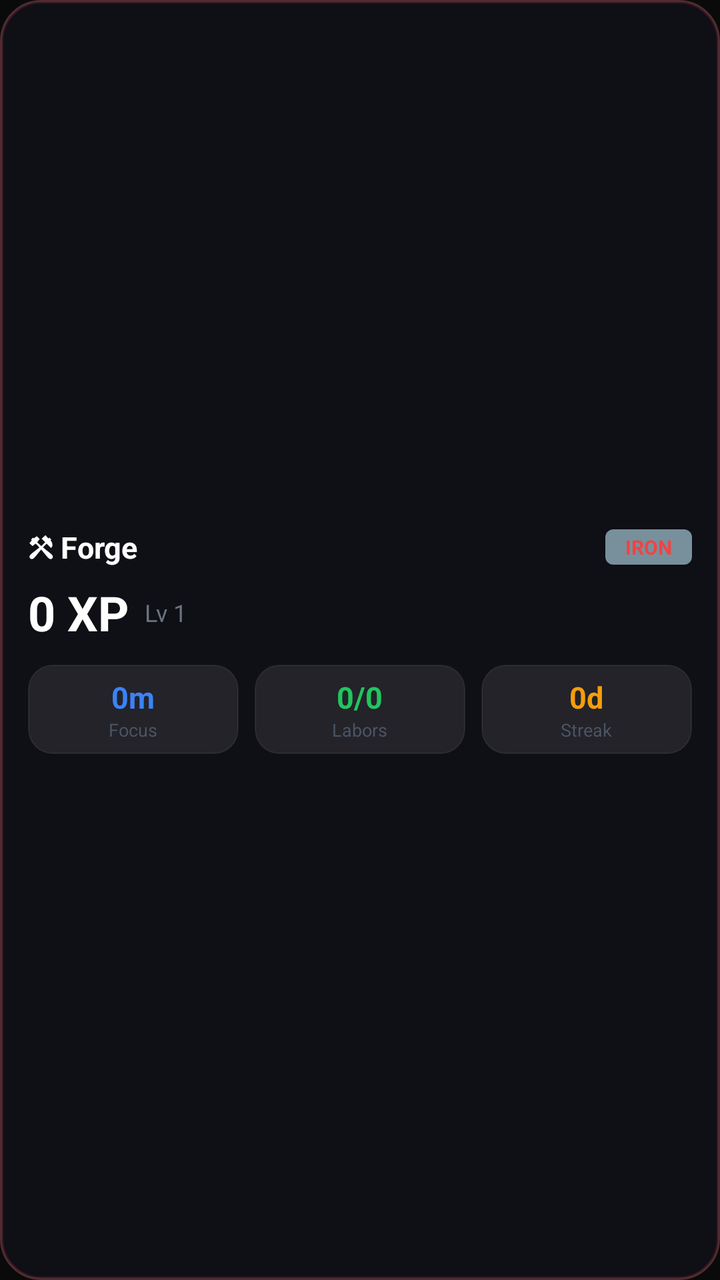
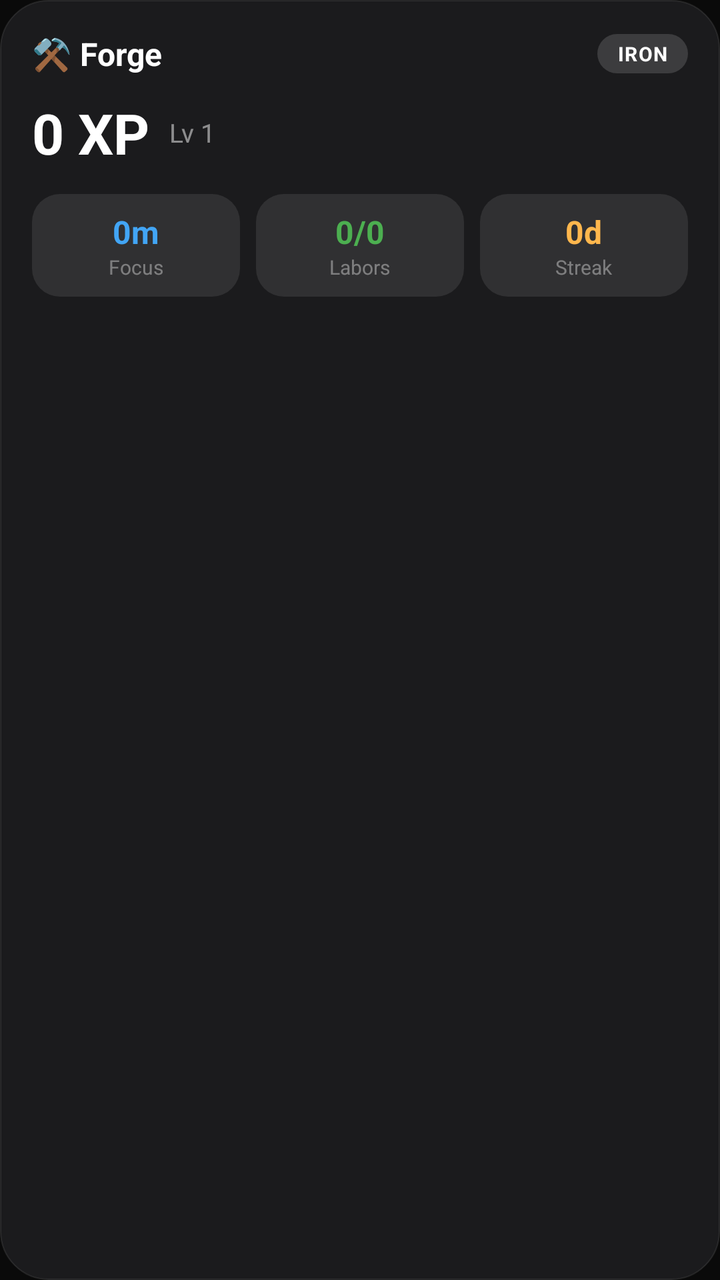

An Android layout rendered at two revisions. The XML below is the earlier revision; the diff shows what the commit changed to produce the second picture.
<!-- AndroidManifest.xml: application theme Theme.Forge -->
<!-- res/layout/widget_forge.xml -->
<?xml version="1.0" encoding="utf-8"?>
<LinearLayout xmlns:android="http://schemas.android.com/apk/res/android"
    android:id="@+id/widget_root"
    android:layout_width="match_parent"
    android:layout_height="match_parent"
    android:background="@drawable/widget_bg_glass"
    android:orientation="vertical"
    android:gravity="center_vertical"
    android:padding="14dp">
    
    <LinearLayout
        android:layout_width="match_parent"
        android:layout_height="wrap_content"
        android:orientation="horizontal"
        android:gravity="center_vertical">
        <TextView
            android:layout_width="0dp"
            android:layout_height="wrap_content"
            android:layout_weight="1"
            android:text="⚒ Forge"
            android:textColor="#FFFFFF"
            android:textSize="15sp"
            android:textStyle="bold" />
        <TextView
            android:id="@+id/widget_rank"
            android:layout_width="wrap_content"
            android:layout_height="wrap_content"
            android:text="IRON"
            android:textColor="#ef4444"
            android:textSize="10sp"
            android:textStyle="bold"
            android:background="@drawable/rank_pill_bg"
            android:paddingStart="10dp"
            android:paddingEnd="10dp"
            android:paddingTop="2dp"
            android:paddingBottom="2dp" />
    </LinearLayout>
    
    <LinearLayout
        android:layout_width="match_parent"
        android:layout_height="wrap_content"
        android:orientation="horizontal"
        android:gravity="center_vertical|left"
        android:layout_marginTop="6dp">
        <TextView
            android:id="@+id/widget_xp"
            android:layout_width="wrap_content"
            android:layout_height="wrap_content"
            android:text="0 XP"
            android:textColor="#FFFFFF"
            android:textSize="24sp"
            android:textStyle="bold" />
        <TextView
            android:id="@+id/widget_level"
            android:layout_width="wrap_content"
            android:layout_height="wrap_content"
            android:text="Lv 1"
            android:textColor="#6b7280"
            android:textSize="12sp"
            android:layout_marginStart="8dp" />
    </LinearLayout>
    
    <LinearLayout
        android:layout_width="match_parent"
        android:layout_height="wrap_content"
        android:orientation="horizontal"
        android:layout_marginTop="10dp"
        android:gravity="center_horizontal">
        
        <LinearLayout
            android:layout_width="0dp"
            android:layout_height="wrap_content"
            android:layout_weight="1"
            android:orientation="vertical"
            android:gravity="center"
            android:background="@drawable/stat_chip_bg"
            android:paddingTop="6dp"
            android:paddingBottom="6dp"
            android:layout_marginEnd="4dp">
            <TextView
                android:id="@+id/widget_focus"
                android:layout_width="wrap_content"
                android:layout_height="wrap_content"
                android:text="0m"
                android:textColor="#3b82f6"
                android:textSize="15sp"
                android:textStyle="bold" />
            <TextView
                android:layout_width="wrap_content"
                android:layout_height="wrap_content"
                android:text="Focus"
                android:textColor="#4b5563"
                android:textSize="9sp" />
        </LinearLayout>
        
        <LinearLayout
            android:layout_width="0dp"
            android:layout_height="wrap_content"
            android:layout_weight="1"
            android:orientation="vertical"
            android:gravity="center"
            android:background="@drawable/stat_chip_bg"
            android:paddingTop="6dp"
            android:paddingBottom="6dp"
            android:layout_marginStart="4dp"
            android:layout_marginEnd="4dp">
            <TextView
                android:id="@+id/widget_labors"
                android:layout_width="wrap_content"
                android:layout_height="wrap_content"
                android:text="0/0"
                android:textColor="#22c55e"
                android:textSize="15sp"
                android:textStyle="bold" />
            <TextView
                android:layout_width="wrap_content"
                android:layout_height="wrap_content"
                android:text="Labors"
                android:textColor="#4b5563"
                android:textSize="9sp" />
        </LinearLayout>
        
        <LinearLayout
            android:layout_width="0dp"
            android:layout_height="wrap_content"
            android:layout_weight="1"
            android:orientation="vertical"
            android:gravity="center"
            android:background="@drawable/stat_chip_bg"
            android:paddingTop="6dp"
            android:paddingBottom="6dp"
            android:layout_marginStart="4dp">
            <TextView
                android:id="@+id/widget_streak"
                android:layout_width="wrap_content"
                android:layout_height="wrap_content"
                android:text="0d"
                android:textColor="#f59e0b"
                android:textSize="15sp"
                android:textStyle="bold" />
            <TextView
                android:layout_width="wrap_content"
                android:layout_height="wrap_content"
                android:text="Streak"
                android:textColor="#4b5563"
                android:textSize="9sp" />
        </LinearLayout>
    </LinearLayout>
</LinearLayout>
<!-- resources referenced by this layout -->
<resources>
  <!-- drawable rank_pill_bg (drawable) -->
  <?xml version="1.0" encoding="utf-8"?>
  <shape xmlns:android="http://schemas.android.com/apk/res/android"
      android:shape="rectangle">
      <solid android:color="#78909C" />
      <corners android:radius="4dp" />
  </shape>
  <!-- drawable stat_chip_bg (drawable) -->
  <?xml version="1.0" encoding="utf-8"?>
  <shape xmlns:android="http://schemas.android.com/apk/res/android" android:shape="rectangle">
      <solid android:color="#15ffffff"/>
      <corners android:radius="12dp"/>
      <stroke android:width="0.5dp" android:color="#12ffffff"/>
  </shape>
  <!-- drawable widget_bg_glass (drawable) -->
  <?xml version="1.0" encoding="utf-8"?>
  <layer-list xmlns:android="http://schemas.android.com/apk/res/android">
      
      <item>
          <shape android:shape="rectangle">
              <solid android:color="#E8101018"/>
              <corners android:radius="20dp"/>
              <stroke android:width="1dp" android:color="#20ffffff"/>
          </shape>
      </item>
      
      <item android:top="0dp" android:bottom="0dp">
          <shape android:shape="rectangle">
              <solid android:color="#00000000"/>
              <corners android:radius="20dp"/>
              <stroke android:width="1.5dp" android:color="#30e63946"/>
          </shape>
      </item>
  </layer-list>
  <style name="Theme.Forge" parent="Theme.AppCompat.NoActionBar">
          <item name="android:windowBackground">#FF0A0A0A</item>
          <item name="android:statusBarColor">#FF0A0A0A</item>
          <item name="android:navigationBarColor">#FF0A0A0A</item>
          <item name="android:windowFullscreen">true</item>
          <item name="android:windowActionBar">false</item>
          <item name="android:windowNoTitle">true</item>
          <item name="colorPrimary">#FFCF4A</item>
          <item name="colorPrimaryDark">#0A0A0A</item>
          <item name="colorAccent">#FFCF4A</item>
      </style>
</resources>

<!-- the commit's change to res/layout/widget_forge.xml (unified diff, before → after) -->
@@ -5,67 +5,71 @@
     android:layout_height="match_parent"
     android:background="@drawable/widget_bg_glass"
     android:orientation="vertical"
-    android:gravity="center_vertical"
-    android:padding="14dp">
+    android:padding="16dp">
+
     
     <LinearLayout
         android:layout_width="match_parent"
         android:layout_height="wrap_content"
         android:orientation="horizontal"
-        android:gravity="center_vertical">
+        android:gravity="center_vertical"
+        android:layout_marginBottom="10dp">
         <TextView
             android:layout_width="0dp"
             android:layout_height="wrap_content"
             android:layout_weight="1"
-            android:text="⚒ Forge"
+            android:text="⚒️ Forge"
             android:textColor="#FFFFFF"
-            android:textSize="15sp"
-            android:textStyle="bold" />
+            android:textSize="16sp"
+            android:textStyle="bold"/>
         <TextView
             android:id="@+id/widget_rank"
             android:layout_width="wrap_content"
             android:layout_height="wrap_content"
             android:text="IRON"
-            android:textColor="#ef4444"
+            android:textColor="#FFFFFF"
             android:textSize="10sp"
             android:textStyle="bold"
+            android:letterSpacing="0.05"
             android:background="@drawable/rank_pill_bg"
             android:paddingStart="10dp"
             android:paddingEnd="10dp"
-            android:paddingTop="2dp"
-            android:paddingBottom="2dp" />
+            android:paddingTop="3dp"
+            android:paddingBottom="3dp"/>
     </LinearLayout>
+
     
     <LinearLayout
         android:layout_width="match_parent"
         android:layout_height="wrap_content"
         android:orientation="horizontal"
-        android:gravity="center_vertical|left"
-        android:layout_marginTop="6dp">
+        android:gravity="center_vertical"
+        android:layout_marginBottom="12dp">
         <TextView
             android:id="@+id/widget_xp"
             android:layout_width="wrap_content"
             android:layout_height="wrap_content"
             android:text="0 XP"
             android:textColor="#FFFFFF"
-            android:textSize="24sp"
-            android:textStyle="bold" />
+            android:textSize="28sp"
+            android:textStyle="bold"/>
         <TextView
             android:id="@+id/widget_level"
             android:layout_width="wrap_content"
             android:layout_height="wrap_content"
             android:text="Lv 1"
-            android:textColor="#6b7280"
-            android:textSize="12sp"
-            android:layout_marginStart="8dp" />
+            android:textColor="#80ffffff"
+            android:textSize="13sp"
+            android:layout_marginStart="10dp"/>
     </LinearLayout>
+
     
     <LinearLayout
         android:layout_width="match_parent"
         android:layout_height="wrap_content"
         android:orientation="horizontal"
-        android:layout_marginTop="10dp"
-        android:gravity="center_horizontal">
+        android:gravity="center">
+
         
         <LinearLayout
             android:layout_width="0dp"
@@ -74,24 +78,25 @@
             android:orientation="vertical"
             android:gravity="center"
             android:background="@drawable/stat_chip_bg"
-            android:paddingTop="6dp"
-            android:paddingBottom="6dp"
+            android:paddingTop="8dp"
+            android:paddingBottom="8dp"
             android:layout_marginEnd="4dp">
             <TextView
                 android:id="@+id/widget_focus"
                 android:layout_width="wrap_content"
                 android:layout_height="wrap_content"
                 android:text="0m"
-                android:textColor="#3b82f6"
-                android:textSize="15sp"
-                android:textStyle="bold" />
+                android:textColor="#42A5F5"
+                android:textSize="16sp"
+                android:textStyle="bold"/>
             <TextView
                 android:layout_width="wrap_content"
                 android:layout_height="wrap_content"
                 android:text="Focus"
-                android:textColor="#4b5563"
-                android:textSize="9sp" />
+                android:textColor="#60ffffff"
+                android:textSize="10sp"/>
         </LinearLayout>
+
         
         <LinearLayout
             android:layout_width="0dp"
@@ -100,8 +105,8 @@
             android:orientation="vertical"
             android:gravity="center"
             android:background="@drawable/stat_chip_bg"
-            android:paddingTop="6dp"
-            android:paddingBottom="6dp"
+            android:paddingTop="8dp"
+            android:paddingBottom="8dp"
             android:layout_marginStart="4dp"
             android:layout_marginEnd="4dp">
             <TextView
@@ -109,16 +114,17 @@
                 android:layout_width="wrap_content"
                 android:layout_height="wrap_content"
                 android:text="0/0"
-                android:textColor="#22c55e"
-                android:textSize="15sp"
-                android:textStyle="bold" />
+                android:textColor="#4CAF50"
+                android:textSize="16sp"
+                android:textStyle="bold"/>
             <TextView
                 android:layout_width="wrap_content"
                 android:layout_height="wrap_content"
                 android:text="Labors"
-                android:textColor="#4b5563"
-                android:textSize="9sp" />
+                android:textColor="#60ffffff"
+                android:textSize="10sp"/>
         </LinearLayout>
+
         
         <LinearLayout
             android:layout_width="0dp"
@@ -127,23 +133,23 @@
             android:orientation="vertical"
             android:gravity="center"
             android:background="@drawable/stat_chip_bg"
-            android:paddingTop="6dp"
-            android:paddingBottom="6dp"
+            android:paddingTop="8dp"
+            android:paddingBottom="8dp"
             android:layout_marginStart="4dp">
             <TextView
                 android:id="@+id/widget_streak"
                 android:layout_width="wrap_content"
                 android:layout_height="wrap_content"
                 android:text="0d"
-                android:textColor="#f59e0b"
-                android:textSize="15sp"
-                android:textStyle="bold" />
+                android:textColor="#FFB74D"
+                android:textSize="16sp"
+                android:textStyle="bold"/>
             <TextView
                 android:layout_width="wrap_content"
                 android:layout_height="wrap_content"
                 android:text="Streak"
-                android:textColor="#4b5563"
-                android:textSize="9sp" />
+                android:textColor="#60ffffff"
+                android:textSize="10sp"/>
         </LinearLayout>
     </LinearLayout>
 </LinearLayout>
<!-- resource entries referenced after the edit -->
@@ -4,36 +4,24 @@
   <?xml version="1.0" encoding="utf-8"?>
   <shape xmlns:android="http://schemas.android.com/apk/res/android"
       android:shape="rectangle">
-      <solid android:color="#78909C" />
-      <corners android:radius="4dp" />
+      <solid android:color="#25ffffff"/>
+      <corners android:radius="10dp"/>
   </shape>
   <!-- drawable stat_chip_bg (drawable) -->
   <?xml version="1.0" encoding="utf-8"?>
-  <shape xmlns:android="http://schemas.android.com/apk/res/android" android:shape="rectangle">
-      <solid android:color="#15ffffff"/>
-      <corners android:radius="12dp"/>
-      <stroke android:width="0.5dp" android:color="#12ffffff"/>
+  <shape xmlns:android="http://schemas.android.com/apk/res/android"
+      android:shape="rectangle">
+      <solid android:color="#18ffffff"/>
+      <corners android:radius="14dp"/>
   </shape>
   <!-- drawable widget_bg_glass (drawable) -->
   <?xml version="1.0" encoding="utf-8"?>
-  <layer-list xmlns:android="http://schemas.android.com/apk/res/android">
-      
-      <item>
-          <shape android:shape="rectangle">
-              <solid android:color="#E8101018"/>
-              <corners android:radius="20dp"/>
-              <stroke android:width="1dp" android:color="#20ffffff"/>
-          </shape>
-      </item>
-      
-      <item android:top="0dp" android:bottom="0dp">
-          <shape android:shape="rectangle">
-              <solid android:color="#00000000"/>
-              <corners android:radius="20dp"/>
-              <stroke android:width="1.5dp" android:color="#30e63946"/>
-          </shape>
-      </item>
-  </layer-list>
+  <shape xmlns:android="http://schemas.android.com/apk/res/android"
+      android:shape="rectangle">
+      <solid android:color="#F01C1C1E"/>
+      <corners android:radius="24dp"/>
+      <stroke android:width="0.5dp" android:color="#18ffffff"/>
+  </shape>
   <style name="Theme.Forge" parent="Theme.AppCompat.NoActionBar">
           <item name="android:windowBackground">#FF0A0A0A</item>
           <item name="android:statusBarColor">#FF0A0A0A</item>
